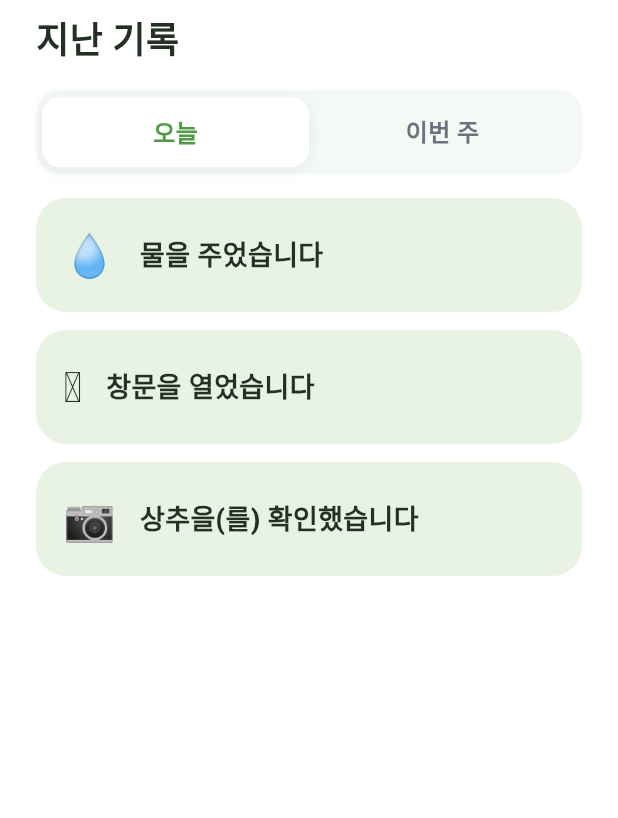
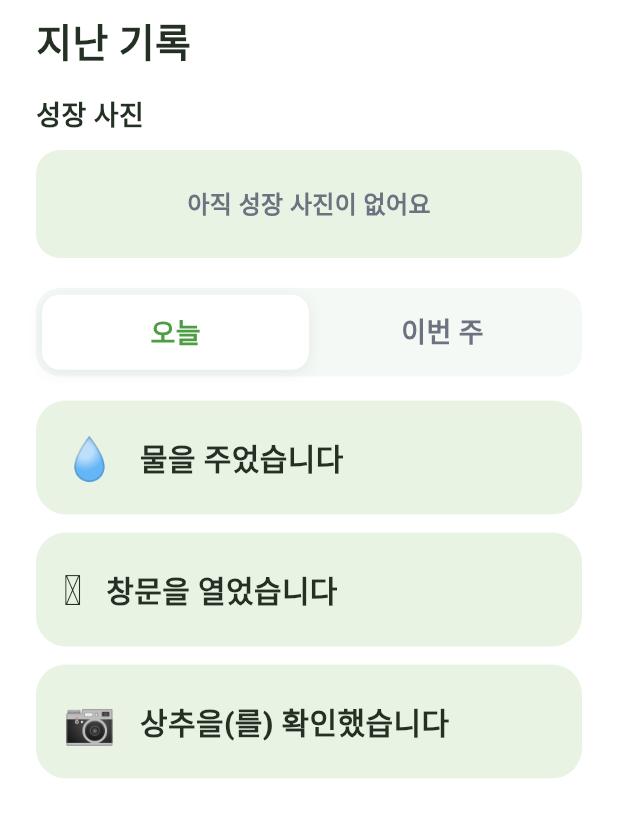
Before and after one commit to namjin22/goblin, a Flutter app: the HistoryScreen widget shown alone on an empty page, opened directly, on a phone screen of 412 x 824 dp. Shown: the top 818 px of the screen. Run offline on Flutter 3.47's test engine with Material 3 defaults, Android fonts, the phone set to English and light mode, and no system bars; our stand-ins replace shared_preferences; accounts and stored records are empty; network calls fail.

Commit message:
Move growth photos to 지난 기록, increase font sizes app-wide
- Growth photo strip moved from status screen into history screen
  (fits better next to the other "look back" content)
- Bumped font sizes across nav bar, buttons, cards, form fields,
  onboarding text for senior readability

```diff
--- a/app/lib/screens/home/history_screen.dart
+++ b/app/lib/screens/home/history_screen.dart
@@ -27,6 +27,7 @@ String _emojiFor(String event) => switch (event) {
 
 /// 화면[3] 지난 기록 - server.py `/api/history`를 받아 "물을 주었습니다" 수준의
 /// 문장형 요약으로 보여준다. 오늘/이번 주는 서버가 나눠주지 않으므로 timestamp로 직접 나눈다.
+/// 성장 사진(주간 스냅샷)도 "지난 기록"의 일부로 여기 함께 보여준다.
 class HistoryScreen extends StatefulWidget {
   const HistoryScreen({super.key});
 
@@ -39,18 +40,27 @@ class _HistoryScreenState extends State<HistoryScreen> {
 
   int _period = 0;
   List<HistoryItem> _allItems = [];
+  List<GrowthPhoto> _photos = const [];
 
   @override
   void initState() {
     super.initState();
     _allItems = _buildDemoItems();
     _refresh();
+    _refreshPhotos();
   }
 
   Future<void> _refresh() async {
     final fetched = await FarmApi.fetchHistory(limit: 200);
     if (!mounted || fetched == null) return;
     setState(() => _allItems = fetched);
+  }
+
+  Future<void> _refreshPhotos() async {
+    // 사진은 일주일에 한 번만 늘어나므로 기록처럼 자주 폴링할 필요는 없다.
+    final fetched = await FarmApi.fetchGrowthPhotos();
+    if (!mounted || fetched == null) return;
+    setState(() => _photos = fetched);
   }
 
   List<HistoryItem> get _visibleItems {
@@ -71,9 +81,11 @@ class _HistoryScreenState extends State<HistoryScreen> {
           const SizedBox(height: 8),
           const Align(
             alignment: Alignment.centerLeft,
-            child: Text('지난 기록', style: TextStyle(fontSize: 24, fontWeight: FontWeight.w800, color: AppColors.ink)),
+            child: Text('지난 기록', style: TextStyle(fontSize: 26, fontWeight: FontWeight.w800, color: AppColors.ink)),
           ),
           const SizedBox(height: 16),
+          _GrowthPhotoStrip(photos: _photos),
+          const SizedBox(height: 20),
           _PeriodToggle(
             labels: _periods,
             selected: _period,
@@ -83,7 +95,7 @@ class _HistoryScreenState extends State<HistoryScreen> {
           Expanded(
             child: items.isEmpty
                 ? const Center(
-                    child: Text('아직 기록이 없어요', style: TextStyle(color: AppColors.sub, fontSize: 16, fontWeight: FontWeight.w600)),
+                    child: Text('아직 기록이 없어요', style: TextStyle(color: AppColors.sub, fontSize: 18, fontWeight: FontWeight.w600)),
                   )
                 : ListView.separated(
                     itemCount: items.length,
@@ -93,6 +105,78 @@ class _HistoryScreenState extends State<HistoryScreen> {
           ),
         ],
       ),
+    );
+  }
+}
+
+/// 일주일 간격으로 웹캠이 찍어둔 성장 스냅샷 — server.py `/api/growth_photos`.
+class _GrowthPhotoStrip extends StatelessWidget {
+  const _GrowthPhotoStrip({required this.photos});
+
+  final List<GrowthPhoto> photos;
+
+  @override
+  Widget build(BuildContext context) {
+    return Align(
+      alignment: Alignment.centerLeft,
+      child: Column(
+        crossAxisAlignment: CrossAxisAlignment.start,
+        children: [
+          const Text('성장 사진', style: TextStyle(color: AppColors.ink, fontSize: 18, fontWeight: FontWeight.w800)),
+          const SizedBox(height: 10),
+          if (photos.isEmpty)
+            Container(
+              width: double.infinity,
+              padding: const EdgeInsets.symmetric(vertical: 24),
+              decoration: BoxDecoration(color: AppColors.greenLight, borderRadius: BorderRadius.circular(16)),
+              child: const Center(
+                child: Text('아직 성장 사진이 없어요', style: TextStyle(color: AppColors.sub, fontSize: 16, fontWeight: FontWeight.w600)),
+              ),
+            )
+          else
+            SizedBox(
+              height: 132,
+              child: ListView.separated(
+                scrollDirection: Axis.horizontal,
+                itemCount: photos.length,
+                separatorBuilder: (_, _) => const SizedBox(width: 10),
+                itemBuilder: (context, i) => _GrowthPhotoThumb(photo: photos[i]),
+              ),
+            ),
+        ],
+      ),
+    );
+  }
+}
+
+class _GrowthPhotoThumb extends StatelessWidget {
+  const _GrowthPhotoThumb({required this.photo});
+
+  final GrowthPhoto photo;
+
+  @override
+  Widget build(BuildContext context) {
+    return Column(
+      children: [
+        ClipRRect(
+          borderRadius: BorderRadius.circular(14),
+          child: Image.network(
+            FarmApi.photoUrl(photo.url),
+            width: 96,
+            height: 96,
+            fit: BoxFit.cover,
+            errorBuilder: (context, error, stack) => Container(
+              width: 96,
+              height: 96,
+              color: AppColors.greenLight,
+              alignment: Alignment.center,
+              child: const Icon(Icons.image_not_supported_outlined, color: AppColors.sub, size: 28),
+            ),
+          ),
+        ),
+        const SizedBox(height: 6),
+        Text('${photo.week + 1}주차', style: const TextStyle(color: AppColors.sub, fontSize: 13, fontWeight: FontWeight.w600)),
+      ],
     );
   }
 }
@@ -126,7 +210,7 @@ class _PeriodToggle extends StatelessWidget {
                 child: Text(
                   labels[i],
                   style: TextStyle(
-                    fontSize: 16,
+                    fontSize: 18,
                     fontWeight: active ? FontWeight.w800 : FontWeight.w600,
                     color: active ? AppColors.greenDark : AppColors.sub,
                   ),
@@ -158,7 +242,7 @@ class _HistoryRow extends StatelessWidget {
           Expanded(
             child: Text(
               item.detail.isEmpty ? item.event : item.detail,
-              style: const TextStyle(fontSize: 18, fontWeight: FontWeight.w800, color: AppColors.ink),
+              style: const TextStyle(fontSize: 20, fontWeight: FontWeight.w800, color: AppColors.ink),
             ),
           ),
         ],
--- a/app/lib/screens/home/status_screen.dart
+++ b/app/lib/screens/home/status_screen.dart
@@ -27,13 +27,10 @@ class _StatusScreenState extends State<StatusScreen> {
   bool _hasRealData = false;
   Timer? _poller;
 
-  List<GrowthPhoto> _photos = const [];
-
   @override
   void initState() {
     super.initState();
     _refresh();
-    _refreshPhotos();
     _poller = Timer.periodic(const Duration(seconds: 2), (_) => _refresh());
   }
 
@@ -55,16 +52,9 @@ class _StatusScreenState extends State<StatusScreen> {
     }
   }
 
-  Future<void> _refreshPhotos() async {
-    // 사진은 일주일에 한 번만 늘어나므로 상태처럼 자주 폴링할 필요는 없다.
-    final fetched = await FarmApi.fetchGrowthPhotos();
-    if (!mounted || fetched == null) return;
-    setState(() => _photos = fetched);
-  }
-
   @override
   Widget build(BuildContext context) {
-    return SingleChildScrollView(
+    return Padding(
       padding: const EdgeInsets.symmetric(horizontal: 24),
       child: Column(
         children: [
@@ -74,9 +64,6 @@ class _StatusScreenState extends State<StatusScreen> {
           _StatusCard(state: _state),
           const SizedBox(height: 14),
           _FactsGrid(state: _state),
-          const SizedBox(height: 14),
-          _GrowthPhotoStrip(photos: _photos),
-          const SizedBox(height: 8),
         ],
       ),
     );
@@ -96,7 +83,7 @@ class _CameraPreview extends StatelessWidget {
       child: Stack(
         children: [
           const Center(
-            child: Text('웹캠 미리보기', style: TextStyle(color: Colors.white54, fontSize: 13, fontWeight: FontWeight.w600)),
+            child: Text('웹캠 미리보기', style: TextStyle(color: Colors.white54, fontSize: 15, fontWeight: FontWeight.w600)),
           ),
           Positioned(
             top: 10,
@@ -109,7 +96,7 @@ class _CameraPreview extends StatelessWidget {
                 children: [
                   CircleAvatar(radius: 3.5, backgroundColor: Color(0xFFFF5B5B)),
                   SizedBox(width: 5),
-                  Text('실시간', style: TextStyle(color: Colors.white, fontSize: 11, fontWeight: FontWeight.w700)),
+                  Text('실시간', style: TextStyle(color: Colors.white, fontSize: 13, fontWeight: FontWeight.w700)),
                 ],
               ),
             ),
@@ -133,12 +120,12 @@ class _StatusCard extends StatelessWidget {
       decoration: BoxDecoration(color: state.level.background, borderRadius: BorderRadius.circular(24)),
       child: Column(
         children: [
-          Text(state.cropName, style: const TextStyle(color: AppColors.ink, fontSize: 14, fontWeight: FontWeight.w700)),
+          Text(state.cropName, style: const TextStyle(color: AppColors.ink, fontSize: 16, fontWeight: FontWeight.w700)),
           const SizedBox(height: 10),
           Text(
             state.message,
             textAlign: TextAlign.center,
-            style: const TextStyle(color: AppColors.ink, fontSize: 24, fontWeight: FontWeight.w800, height: 1.4),
+            style: const TextStyle(color: AppColors.ink, fontSize: 28, fontWeight: FontWeight.w800, height: 1.4),
           ),
           if (state.harvestDate != null) ...[
             const SizedBox(height: 14),
@@ -147,7 +134,7 @@ class _StatusCard extends StatelessWidget {
             Text(
               '수확 예정일 ${state.harvestDate}',
               textAlign: TextAlign.center,
-              style: const TextStyle(color: AppColors.ink, fontSize: 19, fontWeight: FontWeight.w800),
+              style: const TextStyle(color: AppColors.ink, fontSize: 22, fontWeight: FontWeight.w800),
             ),
           ],
         ],
@@ -181,78 +168,6 @@ class _FactsGrid extends StatelessWidget {
   }
 }
 
-/// 일주일 간격으로 웹캠이 찍어둔 성장 스냅샷 — server.py `/api/growth_photos`.
-class _GrowthPhotoStrip extends StatelessWidget {
-  const _GrowthPhotoStrip({required this.photos});
-
-  final List<GrowthPhoto> photos;
-
-  @override
-  Widget build(BuildContext context) {
-    return Align(
-      alignment: Alignment.centerLeft,
-      child: Column(
-        crossAxisAlignment: CrossAxisAlignment.start,
-        children: [
-          const Text('성장 사진', style: TextStyle(color: AppColors.ink, fontSize: 16, fontWeight: FontWeight.w800)),
-          const SizedBox(height: 10),
-          if (photos.isEmpty)
-            Container(
-              width: double.infinity,
-              padding: const EdgeInsets.symmetric(vertical: 24),
-              decoration: BoxDecoration(color: AppColors.greenLight, borderRadius: BorderRadius.circular(16)),
-              child: const Center(
-                child: Text('아직 성장 사진이 없어요', style: TextStyle(color: AppColors.sub, fontSize: 14, fontWeight: FontWeight.w600)),
-              ),
-            )
-          else
-            SizedBox(
-              height: 128,
-              child: ListView.separated(
-                scrollDirection: Axis.horizontal,
-                itemCount: photos.length,
-                separatorBuilder: (_, _) => const SizedBox(width: 10),
-                itemBuilder: (context, i) => _GrowthPhotoThumb(photo: photos[i]),
-              ),
-            ),
-        ],
-      ),
-    );
-  }
-}
-
-class _GrowthPhotoThumb extends StatelessWidget {
-  const _GrowthPhotoThumb({required this.photo});
-
-  final GrowthPhoto photo;
-
-  @override
-  Widget build(BuildContext context) {
-    return Column(
-      children: [
-        ClipRRect(
-          borderRadius: BorderRadius.circular(14),
-          child: Image.network(
-            FarmApi.photoUrl(photo.url),
-            width: 96,
-            height: 96,
-            fit: BoxFit.cover,
-            errorBuilder: (context, error, stack) => Container(
-              width: 96,
-              height: 96,
-              color: AppColors.greenLight,
-              alignment: Alignment.center,
-              child: const Icon(Icons.image_not_supported_outlined, color: AppColors.sub, size: 28),
-            ),
-          ),
-        ),
-        const SizedBox(height: 6),
-        Text('${photo.week + 1}주차', style: const TextStyle(color: AppColors.sub, fontSize: 12, fontWeight: FontWeight.w600)),
-      ],
-    );
-  }
-}
-
 class _Fact extends StatelessWidget {
   const _Fact({required this.label, required this.value});
 
@@ -266,9 +181,9 @@ class _Fact extends StatelessWidget {
       decoration: BoxDecoration(color: Colors.white, borderRadius: BorderRadius.circular(16)),
       child: Column(
         children: [
-          Text(label, style: const TextStyle(color: AppColors.sub, fontSize: 12, fontWeight: FontWeight.w600)),
+          Text(label, style: const TextStyle(color: AppColors.sub, fontSize: 13, fontWeight: FontWeight.w600)),
           const SizedBox(height: 6),
-          Text(value, style: const TextStyle(color: AppColors.ink, fontSize: 18, fontWeight: FontWeight.w800)),
+          Text(value, style: const TextStyle(color: AppColors.ink, fontSize: 20, fontWeight: FontWeight.w800)),
         ],
       ),
     );
--- a/app/lib/screens/onboarding/onboarding_screen.dart
+++ b/app/lib/screens/onboarding/onboarding_screen.dart
@@ -134,7 +134,7 @@ class _OnboardingScreenState extends State<OnboardingScreen> {
                                     page.subtitle,
                                     textAlign: TextAlign.center,
                                     style: const TextStyle(
-                                      fontSize: 15,
+                                      fontSize: 17,
                                       color: AppColors.sub,
                                       height: 1.5,
                                     ),
--- a/app/lib/theme/app_theme.dart
+++ b/app/lib/theme/app_theme.dart
@@ -19,8 +19,8 @@ class AppTheme {
         style: ElevatedButton.styleFrom(
           backgroundColor: AppColors.greenDark,
           foregroundColor: Colors.white,
-          minimumSize: const Size.fromHeight(52),
-          textStyle: const TextStyle(fontSize: 16, fontWeight: FontWeight.w700),
+          minimumSize: const Size.fromHeight(56),
+          textStyle: const TextStyle(fontSize: 19, fontWeight: FontWeight.w700),
           shape: RoundedRectangleBorder(borderRadius: BorderRadius.circular(16)),
         ),
       ),
--- a/app/lib/widgets/bottom_nav_bar.dart
+++ b/app/lib/widgets/bottom_nav_bar.dart
@@ -41,7 +41,7 @@ class BottomNavBar extends StatelessWidget {
               child: Text(
                 _labels[i],
                 style: TextStyle(
-                  fontSize: 13,
+                  fontSize: 15,
                   fontWeight: FontWeight.w700,
                   color: selected ? active : inactive,
                 ),
--- a/app/lib/widgets/hero_card.dart
+++ b/app/lib/widgets/hero_card.dart
@@ -33,12 +33,12 @@ class CardTitle extends StatelessWidget {
   @override
   Widget build(BuildContext context) {
     return Container(
-      constraints: const BoxConstraints(minHeight: 64),
+      constraints: const BoxConstraints(minHeight: 70),
       alignment: Alignment.center,
       child: Text(
         text,
         textAlign: TextAlign.center,
-        style: const TextStyle(fontSize: 24, fontWeight: FontWeight.w700, color: AppColors.ink, height: 1.3),
+        style: const TextStyle(fontSize: 27, fontWeight: FontWeight.w700, color: AppColors.ink, height: 1.3),
       ),
     );
   }
--- a/app/lib/widgets/speech_bubble.dart
+++ b/app/lib/widgets/speech_bubble.dart
@@ -11,8 +11,8 @@ class SpeechBubble extends StatelessWidget {
   Widget build(BuildContext context) {
     return Container(
       width: double.infinity,
-      constraints: const BoxConstraints(maxWidth: 280),
-      height: 76,
+      constraints: const BoxConstraints(maxWidth: 300),
+      height: 84,
       alignment: Alignment.center,
       padding: const EdgeInsets.symmetric(horizontal: 16, vertical: 6),
       decoration: BoxDecoration(
@@ -23,7 +23,7 @@ class SpeechBubble extends StatelessWidget {
       child: Text(
         text,
         textAlign: TextAlign.center,
-        style: const TextStyle(fontSize: 13, fontWeight: FontWeight.w700, color: AppColors.ink, height: 1.3),
+        style: const TextStyle(fontSize: 15, fontWeight: FontWeight.w700, color: AppColors.ink, height: 1.3),
       ),
     );
   }
```
Also changed, not shown: app/lib/screens/home/manual_screen.dart (+4 -4 lines), app/lib/screens/pairing/pairing_screen.dart (+4 -4 lines).
